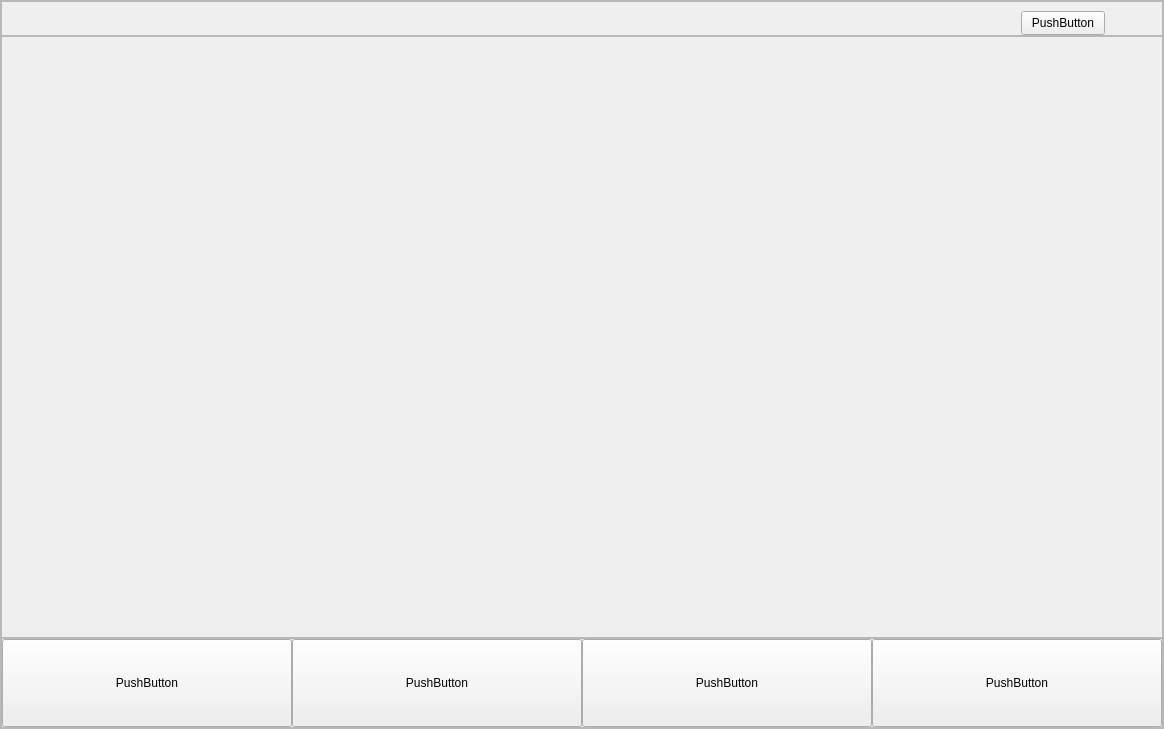
Old version of the form bossform.ui in the repository nanjingblue/Pancake-stall.
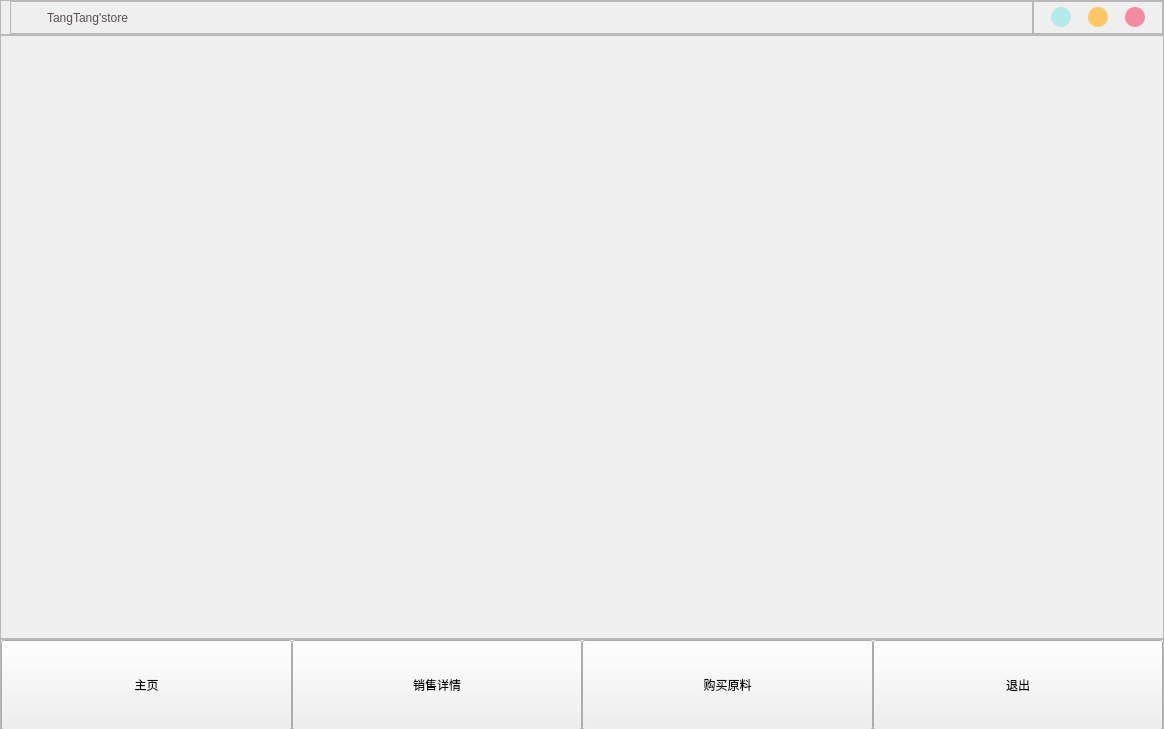
New version of the form. Icons and pictures are not drawn. Custom widgets are drawn as their Qt base class.

The edit to the form file:
```diff
--- a/bossform.ui
+++ b/bossform.ui
@@ -30,22 +30,31 @@
     <number>0</number>
    </property>
    <item>
-    <widget class="QFrame" name="frame">
+    <widget class="FrameTitleBar" name="titleBarFrame">
+     <property name="minimumSize">
+      <size>
+       <width>0</width>
+       <height>35</height>
+      </size>
+     </property>
+     <property name="maximumSize">
+      <size>
+       <width>16777215</width>
+       <height>35</height>
+      </size>
+     </property>
      <property name="frameShape">
       <enum>QFrame::StyledPanel</enum>
      </property>
      <property name="frameShadow">
       <enum>QFrame::Raised</enum>
      </property>
-     <property name="lineWidth">
-      <number>0</number>
-     </property>
-     <layout class="QVBoxLayout" name="verticalLayout_2">
+     <layout class="QHBoxLayout" name="horizontalLayout_3" stretch="9,1">
       <property name="spacing">
        <number>0</number>
       </property>
       <property name="leftMargin">
-       <number>0</number>
+       <number>9</number>
       </property>
       <property name="topMargin">
        <number>0</number>
@@ -57,72 +66,7 @@
        <number>0</number>
       </property>
       <item>
-       <widget class="QFrame" name="frame_2">
-        <property name="minimumSize">
-         <size>
-          <width>0</width>
-          <height>35</height>
-         </size>
-        </property>
-        <property name="maximumSize">
-         <size>
-          <width>16777215</width>
-          <height>35</height>
-         </size>
-        </property>
-        <property name="frameShape">
-         <enum>QFrame::StyledPanel</enum>
-        </property>
-        <property name="frameShadow">
-         <enum>QFrame::Raised</enum>
-        </property>
-        <widget class="QPushButton" name="pushButton_5">
-         <property name="geometry">
-          <rect>
-           <x>1020</x>
-           <y>10</y>
-           <width>84</width>
-           <height>24</height>
-          </rect>
-         </property>
-         <property name="text">
-          <string>PushButton</string>
-         </property>
-        </widget>
-       </widget>
-      </item>
-      <item>
-       <widget class="QFrame" name="frame_3">
-        <property name="frameShape">
-         <enum>QFrame::StyledPanel</enum>
-        </property>
-        <property name="frameShadow">
-         <enum>QFrame::Raised</enum>
-        </property>
-        <layout class="QHBoxLayout" name="horizontalLayout_2">
-         <item>
-          <widget class="QStackedWidget" name="stackedWidget">
-           <widget class="QWidget" name="page"/>
-           <widget class="QWidget" name="page_2"/>
-          </widget>
-         </item>
-        </layout>
-       </widget>
-      </item>
-      <item>
-       <widget class="QFrame" name="frame_4">
-        <property name="minimumSize">
-         <size>
-          <width>0</width>
-          <height>90</height>
-         </size>
-        </property>
-        <property name="maximumSize">
-         <size>
-          <width>16777215</width>
-          <height>90</height>
-         </size>
-        </property>
+       <widget class="QFrame" name="titleBar">
         <property name="frameShape">
          <enum>QFrame::StyledPanel</enum>
         </property>
@@ -132,9 +76,9 @@
         <property name="lineWidth">
          <number>0</number>
         </property>
-        <layout class="QHBoxLayout" name="horizontalLayout">
+        <layout class="QHBoxLayout" name="horizontalLayout_4">
          <property name="spacing">
-          <number>0</number>
+          <number>6</number>
          </property>
          <property name="leftMargin">
           <number>0</number>
@@ -149,65 +93,313 @@
           <number>0</number>
          </property>
          <item>
-          <widget class="QPushButton" name="pushButton">
+          <widget class="QLabel" name="labelIcon">
            <property name="maximumSize">
             <size>
-             <width>16777215</width>
-             <height>90</height>
+             <width>30</width>
+             <height>30</height>
             </size>
            </property>
            <property name="text">
-            <string>PushButton</string>
+            <string/>
            </property>
           </widget>
          </item>
          <item>
-          <widget class="QPushButton" name="pushButton_2">
+          <widget class="QLabel" name="titleLabel">
            <property name="maximumSize">
             <size>
              <width>16777215</width>
-             <height>90</height>
+             <height>35</height>
             </size>
            </property>
+           <property name="styleSheet">
+            <string notr="true">color: rgb(92, 78, 78);
+font: 75 14pt &quot;Comic Sans MS&quot;;</string>
+           </property>
            <property name="text">
-            <string>PushButton</string>
+            <string>TangTang'store</string>
            </property>
           </widget>
          </item>
+        </layout>
+       </widget>
+      </item>
+      <item>
+       <widget class="QFrame" name="btnBar">
+        <property name="minimumSize">
+         <size>
+          <width>130</width>
+          <height>0</height>
+         </size>
+        </property>
+        <property name="maximumSize">
+         <size>
+          <width>130</width>
+          <height>16777215</height>
+         </size>
+        </property>
+        <property name="frameShape">
+         <enum>QFrame::StyledPanel</enum>
+        </property>
+        <property name="frameShadow">
+         <enum>QFrame::Raised</enum>
+        </property>
+        <layout class="QHBoxLayout" name="horizontalLayout_6">
+         <property name="spacing">
+          <number>0</number>
+         </property>
+         <property name="leftMargin">
+          <number>0</number>
+         </property>
+         <property name="topMargin">
+          <number>0</number>
+         </property>
+         <property name="rightMargin">
+          <number>0</number>
+         </property>
+         <property name="bottomMargin">
+          <number>0</number>
+         </property>
          <item>
-          <widget class="QPushButton" name="pushButton_3">
+          <widget class="QPushButton" name="btnMini">
+           <property name="minimumSize">
+            <size>
+             <width>20</width>
+             <height>20</height>
+            </size>
+           </property>
            <property name="maximumSize">
             <size>
-             <width>16777215</width>
-             <height>90</height>
+             <width>20</width>
+             <height>20</height>
             </size>
            </property>
+           <property name="styleSheet">
+            <string notr="true">QPushButton{
+	background-color: rgb(181, 234, 234);
+	border: none;
+	border-radius: 10px;
+}
+QPushButton:hover {
+	background-color: rgb(181, 234, 234,150);
+}</string>
+           </property>
            <property name="text">
-            <string>PushButton</string>
+            <string/>
            </property>
           </widget>
          </item>
          <item>
-          <widget class="QPushButton" name="pushButton_4">
+          <widget class="QPushButton" name="btnMax">
+           <property name="minimumSize">
+            <size>
+             <width>20</width>
+             <height>20</height>
+            </size>
+           </property>
            <property name="maximumSize">
             <size>
-             <width>16777215</width>
-             <height>90</height>
+             <width>20</width>
+             <height>20</height>
             </size>
            </property>
+           <property name="styleSheet">
+            <string notr="true">QPushButton{
+	background-color: rgb(255, 199, 101);
+	border: none;
+	border-radius: 10px;
+}
+QPushButton:hover {
+	background-color: rgb(255, 199, 101,150);
+}</string>
+           </property>
            <property name="text">
-            <string>PushButton</string>
+            <string/>
            </property>
           </widget>
          </item>
+         <item>
+          <widget class="QPushButton" name="btnClose">
+           <property name="minimumSize">
+            <size>
+             <width>20</width>
+             <height>20</height>
+            </size>
+           </property>
+           <property name="maximumSize">
+            <size>
+             <width>20</width>
+             <height>20</height>
+            </size>
+           </property>
+           <property name="styleSheet">
+            <string notr="true">QPushButton{
+	background-color: rgb(243, 139, 160);
+	border: none;
+	border-radius: 10px;
+}
+QPushButton:hover {
+	background-color: rgb(243, 139, 160,150);
+}</string>
+           </property>
+           <property name="text">
+            <string/>
+           </property>
+          </widget>
+         </item>
         </layout>
        </widget>
       </item>
      </layout>
     </widget>
    </item>
+   <item>
+    <widget class="QFrame" name="mainFrame">
+     <property name="frameShape">
+      <enum>QFrame::StyledPanel</enum>
+     </property>
+     <property name="frameShadow">
+      <enum>QFrame::Raised</enum>
+     </property>
+     <layout class="QHBoxLayout" name="horizontalLayout_2">
+      <property name="spacing">
+       <number>0</number>
+      </property>
+      <property name="leftMargin">
+       <number>0</number>
+      </property>
+      <property name="topMargin">
+       <number>0</number>
+      </property>
+      <property name="rightMargin">
+       <number>0</number>
+      </property>
+      <property name="bottomMargin">
+       <number>0</number>
+      </property>
+      <item>
+       <widget class="QStackedWidget" name="stackedWidget">
+        <widget class="QWidget" name="page"/>
+        <widget class="QWidget" name="page_2"/>
+       </widget>
+      </item>
+     </layout>
+    </widget>
+   </item>
+   <item>
+    <widget class="QFrame" name="navFrame_2">
+     <property name="minimumSize">
+      <size>
+       <width>0</width>
+       <height>90</height>
+      </size>
+     </property>
+     <property name="maximumSize">
+      <size>
+       <width>16777215</width>
+       <height>90</height>
+      </size>
+     </property>
+     <property name="frameShape">
+      <enum>QFrame::StyledPanel</enum>
+     </property>
+     <property name="frameShadow">
+      <enum>QFrame::Raised</enum>
+     </property>
+     <layout class="QHBoxLayout" name="horizontalLayout">
+      <property name="spacing">
+       <number>0</number>
+      </property>
+      <property name="leftMargin">
+       <number>0</number>
+      </property>
+      <property name="topMargin">
+       <number>0</number>
+      </property>
+      <property name="rightMargin">
+       <number>0</number>
+      </property>
+      <property name="bottomMargin">
+       <number>0</number>
+      </property>
+      <item>
+       <widget class="QPushButton" name="btnHome">
+        <property name="minimumSize">
+         <size>
+          <width>0</width>
+          <height>90</height>
+         </size>
+        </property>
+        <property name="styleSheet">
+         <string notr="true">font: 24pt &quot;宋体&quot;;</string>
+        </property>
+        <property name="text">
+         <string>主页</string>
+        </property>
+       </widget>
+      </item>
+      <item>
+       <widget class="QPushButton" name="btnVip">
+        <property name="minimumSize">
+         <size>
+          <width>0</width>
+          <height>90</height>
+         </size>
+        </property>
+        <property name="styleSheet">
+         <string notr="true">font: 24pt &quot;宋体&quot;;</string>
+        </property>
+        <property name="text">
+         <string>销售详情</string>
+        </property>
+       </widget>
+      </item>
+      <item>
+       <widget class="QPushButton" name="btnComment">
+        <property name="minimumSize">
+         <size>
+          <width>0</width>
+          <height>90</height>
+         </size>
+        </property>
+        <property name="styleSheet">
+         <string notr="true">font: 24pt &quot;宋体&quot;;</string>
+        </property>
+        <property name="text">
+         <string>购买原料</string>
+        </property>
+       </widget>
+      </item>
+      <item>
+       <widget class="QPushButton" name="btnBack">
+        <property name="minimumSize">
+         <size>
+          <width>0</width>
+          <height>90</height>
+         </size>
+        </property>
+        <property name="styleSheet">
+         <string notr="true">font: 24pt &quot;宋体&quot;;</string>
+        </property>
+        <property name="text">
+         <string>退出</string>
+        </property>
+       </widget>
+      </item>
+     </layout>
+    </widget>
+   </item>
   </layout>
  </widget>
+ <customwidgets>
+  <customwidget>
+   <class>FrameTitleBar</class>
+   <extends>QFrame</extends>
+   <header location="global">frametitlebar.h</header>
+   <container>1</container>
+  </customwidget>
+ </customwidgets>
  <resources/>
  <connections>
   <connection>
```
Left out of the diff: 46 changed lines with no effect on the pictures.
